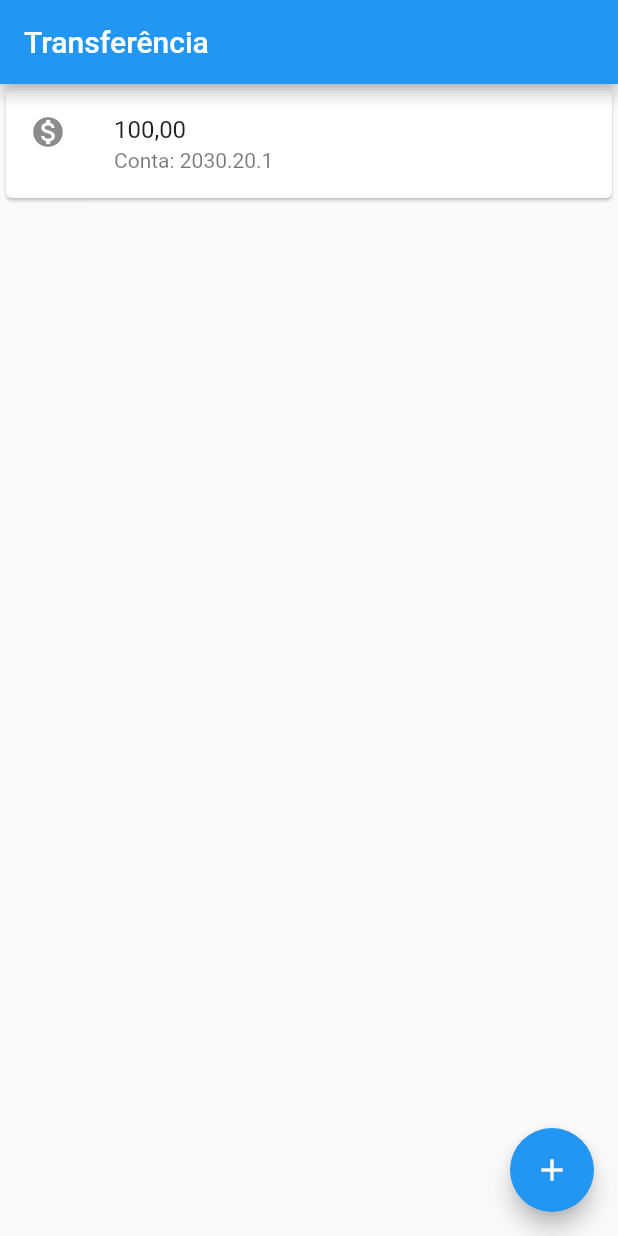
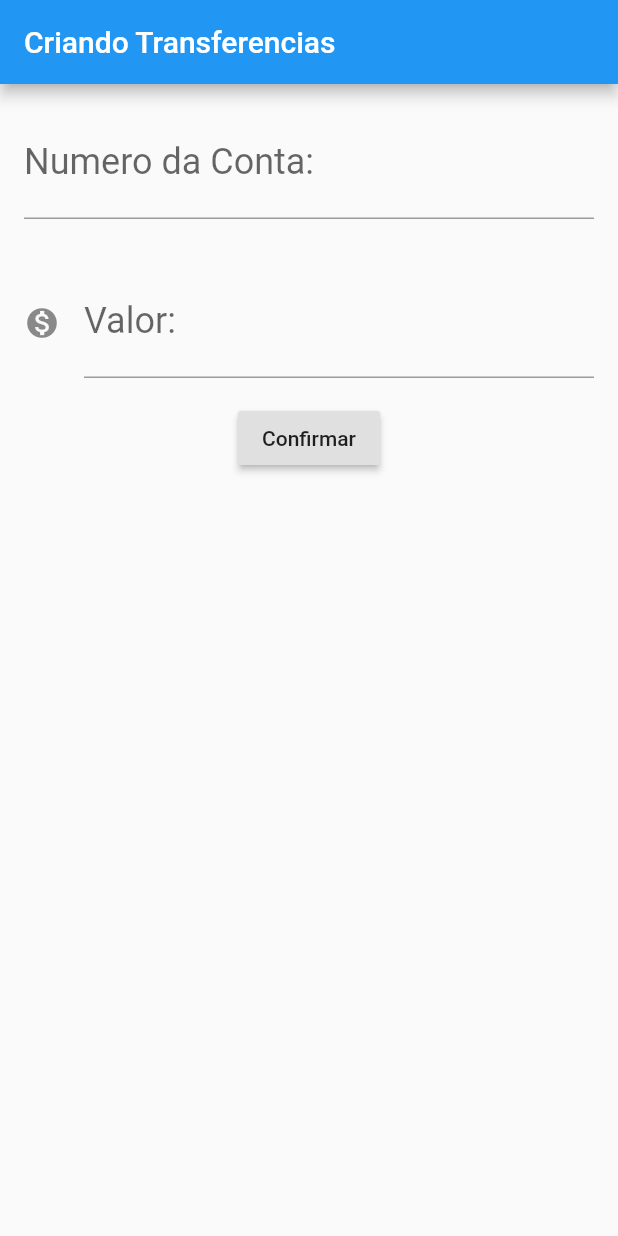
Before and after one commit to WillFonsecaBR/bytebankapp, a Flutter app: the screen it shows after launch, on a phone screen of 412 x 824 dp. Run offline on Flutter 3.47's test engine with Material 2 defaults, Android fonts, the phone set to English and light mode, and no system bars.

Commit message:
Nova tela de Formulario de Transferencia, Finalizando aula 3

```diff
--- a/lib/main.dart
+++ b/lib/main.dart
@@ -1,32 +1,15 @@
+import 'package:bytebank/tranferencia.dart';
 import 'package:flutter/material.dart';
 
-void main() => runApp(
-      MaterialApp(
-        home: Scaffold(
-          body: Column(
-            // A COLUNA DEIXA TODOS OS CARDS ALINHADOS UM ENCIMA DO OUTRO.
-            children: <Widget>[
-              //CRIASE UM FILHO NA COLUNA PARA QUE ELA POSSA PERMANECER ATIVA
-              Card(
-                //EXISTEM DIVERSOS TIPOS DE COMPLEMENTOS NO CARD
-                //PARA QUE O CARD SEJA ATIVO TEMOS QUE CRIAR UM CHILD.
-                //DENTRO DEST CHILD PODEMOS UTILIZAR A PROPRIEDADE DESEJADA.
-                child: ListTile(
-                  leading: Icon(Icons.monetization_on),
-                  title: Text(
-                    "100,00",
-                  ),
-                  subtitle: Text('Conta: 2030.20.1'),
-                ),
-              ),
-            ],
-          ),
-          appBar: AppBar(
-            title: const Text('Transferência'),
-          ),
-          floatingActionButton: FloatingActionButton(
-            child: Icon(Icons.add),
-          ),
-        ),
+void main() => runApp(ByteBankApp());
+
+class ByteBankApp extends StatelessWidget {
+  @override
+  Widget build(BuildContext context) {
+    return MaterialApp(
+      home: Scaffold(
+        body: FormularioTransferencia(),
       ),
     );
+  }
+}
--- a/lib/tranferencia.dart
+++ b/lib/tranferencia.dart
@@ -10,29 +10,37 @@ eventos que acontecem no aplicativo, enquanto o StatelessWidget
 não permite esse tipo de modificação.*/
 
 class Transferencia {
-  final String valor;
-  final String conta;
-
+  final double valor;
+  final int conta;
   Transferencia(
     this.valor,
     this.conta,
   );
+
+  @override
+  String toString() {
+    return 'Transferencia{valor: $valor, Conta: $conta}';
+  }
 }
 
 class ItemTransferencia extends StatelessWidget {
-// Criando um objeto da classe trasferencia em uma variavel privada
+  //! Criando um objeto da classe trasferencia em uma variavel privada
   final Transferencia _transferencia;
 
-/*CONSTRUTOR = Passando os atributos da conta
-  transferência para a classe item transferência.*/
+  /**
+   *! CONSTRUTOR => Passando os atributos da conta
+   *! transferência para a classe item transferência.
+  **/
   ItemTransferencia(this._transferencia);
 
   @override
   Widget build(BuildContext context) {
     return Card(
-      /*EXISTEM DIVERSOS TIPOS DE COMPLEMENTOS NO CARD
-      PARA QUE O CARD SEJA ATIVO TEMOS QUE CRIAR UM CHILD.
-      DENTRO DEST CHILD PODEMOS UTILIZAR A PROPRIEDADE DESEJADA.*/
+      /**
+       *? EXISTEM DIVERSOS TIPOS DE COMPLEMENTOS NO CARD
+       *? PARA QUE O CARD SEJA ATIVO TEMOS QUE CRIAR UM CHILD.
+       *? ENTRO DEST CHILD PODEMOS UTILIZAR A PROPRIEDADE DESEJADA.
+      **/
       child: ListTile(
         leading: Icon(Icons.monetization_on),
         title: Text(_transferencia.valor.toString()),
@@ -42,18 +50,107 @@ class ItemTransferencia extends StatelessWidget {
   }
 }
 
-class listaTransferencias extends StatelessWidget {
+class ListaTransferencias extends StatelessWidget {
   @override
   Widget build(BuildContext context) {
-    return Column(
-      // A COLUNA DEIXA TODOS OS CARDS ALINHADOS UM ENCIMA DO OUTRO.
-      children: <Widget>[
-        //CRIASE UM FILHO NA COLUNA PARA QUE ELA POSSA PERMANECER ATIVA
-        ItemTransferencia(Transferencia('100.00', '10.203040')),
-        ItemTransferencia(Transferencia('500.00', '10.203040')),
-        ItemTransferencia(Transferencia('600.00', '10.203040')),
-        ItemTransferencia(Transferencia('700.00', '10.203040')),
-      ],
+    return Scaffold(
+      appBar: AppBar(
+        title: const Text('Transferência'),
+      ),
+      body: Column(
+        //! A COLUNA DEIXA TODOS OS CARDS ALINHADOS UM ENCIMA DO OUTRO.
+        children: <Widget>[
+          //! CRIASE UM FILHO NA COLUNA PARA QUE ELA POSSA PERMANECER ATIVA
+          ItemTransferencia(Transferencia(100.00, 203040)),
+          ItemTransferencia(Transferencia(500.00, 203050)),
+          ItemTransferencia(Transferencia(500.00, 203060)),
+          ItemTransferencia(Transferencia(500.00, 203070))
+        ],
+      ),
+      floatingActionButton: FloatingActionButton(
+        child: Icon(Icons.add),
+        onPressed: () {},
+      ),
     );
   }
 }
+
+class FormularioTransferencia extends StatelessWidget {
+  @override
+  /**
+   *! CONTROLADOR DE TEXTO ==> TextEditingController
+   *! PARA COLHER AS INFORMAÇÕES DO TEXTFILDS.
+   **/
+  final TextEditingController _controladorConta = TextEditingController();
+  final TextEditingController _controladorValor = TextEditingController();
+
+  Widget build(BuildContext context) {
+    return Scaffold(
+      appBar: AppBar(
+        title: Text('Criando Transferencias'),
+      ),
+      body: Column(
+        children: <Widget>[
+          Padding(
+            padding: const EdgeInsets.all(16.0),
+            child: TextField(
+              //! ESTILO DO TEXTO
+              style: TextStyle(
+                fontSize: 24.0,
+              ),
+              //! O CONTROLER CAPTURA O TEXTO DO TEXTFIELD
+              controller: _controladorConta,
+              //! DECORAÇÃO DO TIPO DE IMPUT
+              decoration: InputDecoration(
+                labelText: 'Numero da Conta:',
+                hintText: '00.0000',
+              ),
+              //! TIPO DE TECLADO.
+              keyboardType: TextInputType.number,
+            ),
+          ),
+          Padding(
+            padding: const EdgeInsets.all(16.0),
+            child: TextField(
+              //! ESTILO DO TEXTO
+              style: TextStyle(
+                fontSize: 24.0,
+              ),
+              //! O CONTROLER CAPTURA O TEXTO DO TEXTFIELD
+              controller: _controladorValor,
+              //! DECORAÇÃO DO TIPO DE IMPUT
+              decoration: InputDecoration(
+                  labelText: 'Valor:',
+                  hintText: '00,00',
+                  icon: Icon(
+                    //! INSERINDO ICONE DE MONETIZAÇÃO DENTRO DO TEXTFIELD
+                    Icons.monetization_on,
+                  )),
+              //! TIPO DE TECLADO.
+              keyboardType: TextInputType.number,
+            ),
+          ),
+          RaisedButton(
+            child: Text('Confirmar'),
+            onPressed: () {
+              //! MOSTRA UM PRINT NO DEBUG AO CLICAR NO BOTÃO.
+              // debugPrint('Clicou em confirmar');
+
+              //! COLHE AS INFORMAÇÕES INSERIDAS NOS TEXTFILDS
+              final int numeroConta = int.tryParse(_controladorConta.text);
+              final double valor = double.tryParse(_controladorValor.text);
+
+              //! INSERINDO OS VALORES NA CLASSE TRANSFERENCIA
+              if (numeroConta != null && valor != null) {
+                final transferenciaCriada = Transferencia(valor, numeroConta);
+                debugPrint('$transferenciaCriada');
+              } else {
+                debugPrint('NÃO FOI POSSIVEL REALIZAR A TRANSFERENCIA');
+              }
+            },
+          ),
+        ],
+      ),
+    );
+  }
+}
```
Also changed, not shown: 1 other file.
